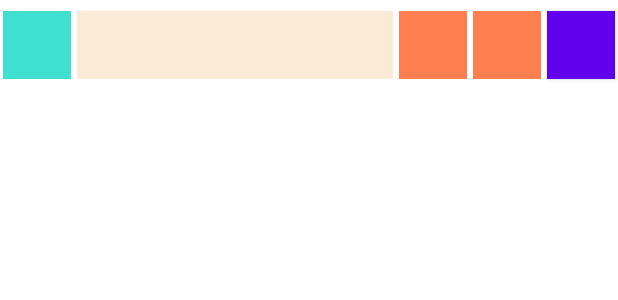
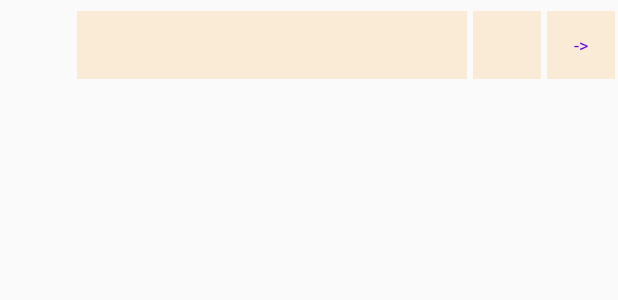
Before and after one commit to maxyou/purebbs-android, an Android app: the layout post_item_view.xml on its own in the app's theme, with its tools: preview values and no code run, on a phone screen of 412 x 824 dp. Shown: the top 300 px of the screen. Run offline under Robolectric (Android 15) with nearby library versions, the phone set to English and light mode, and no system bars.

Commit message:
post item size & color

```diff
--- a/app/src/main/res/layout/post_item_view.xml
+++ b/app/src/main/res/layout/post_item_view.xml
@@ -23,7 +23,6 @@
             android:layout_width="45dp"
             android:layout_height="45dp"
             android:layout_margin="2dp"
-            android:background="@color/Turquoise"
             android:gravity="center"
             app:imageUr2l="@{item}"
             app:layout_constraintBottom_toBottomOf="parent"
@@ -40,44 +39,35 @@
             android:gravity="center_vertical|left"
             android:text="@{item.title}"
             android:textSize="12sp"
+            android:paddingLeft="15dp"
+            android:paddingEnd="15dp"
             app:layout_constraintBottom_toBottomOf="parent"
-            app:layout_constraintEnd_toStartOf="@id/category"
+            app:layout_constraintEnd_toStartOf="@id/reply"
             app:layout_constraintStart_toEndOf="@id/user"
             app:layout_constraintTop_toTopOf="parent" />
 
-        <TextView
-            android:id="@+id/category"
-            android:layout_width="45dp"
-            android:layout_height="45dp"
-            android:layout_margin="2dp"
-            android:background="@color/Coral"
-            android:gravity="center"
-            android:textSize="12sp"
-            android:text="@{item.created}"
-            app:layout_constraintBottom_toBottomOf="parent"
-            app:layout_constraintEnd_toStartOf="@id/reply"
-            app:layout_constraintStart_toEndOf="@id/title"
-            app:layout_constraintTop_toTopOf="parent" />
+
         <TextView
             android:id="@+id/reply"
             android:layout_width="45dp"
             android:layout_height="45dp"
             android:layout_margin="2dp"
-            android:background="@color/Coral"
+            android:background="@color/AntiqueWhite"
             android:gravity="center"
             android:textSize="12sp"
             android:text="@{Integer.toString(item.commentNum)}"
             app:layout_constraintBottom_toBottomOf="parent"
             app:layout_constraintEnd_toStartOf="@id/addReply"
-            app:layout_constraintStart_toEndOf="@id/category"
+            app:layout_constraintStart_toEndOf="@id/title"
             app:layout_constraintTop_toTopOf="parent" />
-        <Button
+        <TextView
             android:id="@+id/addReply"
             android:layout_width="45dp"
             android:layout_height="45dp"
             android:layout_margin="2dp"
-            android:background="@color/Coral"
+            android:background="@color/AntiqueWhite"
             android:gravity="center"
+            android:text="->"
             android:textSize="12sp"
             android:onClick="@{(v)->viewModel.gotoDetail(v)}"
             app:layout_constraintBottom_toBottomOf="parent"
--- a/app/src/main/res/values/styles.xml
+++ b/app/src/main/res/values/styles.xml
@@ -2,7 +2,7 @@
 
     <!-- Base application theme. -->
 <!--    <style name="AppTheme" parent="Theme.AppCompat.Light.NoActionBar">-->
-    <style name="AppTheme" parent="Theme.MaterialComponents.Light.NoActionBar">
+    <style name="AppTheme" parent="Theme.AppCompat.Light.NoActionBar">
         <!-- Customize your theme here. -->
         <item name="colorPrimary">@color/colorPrimary</item>
         <item name="colorPrimaryDark">@color/colorPrimaryDark</item>
```
